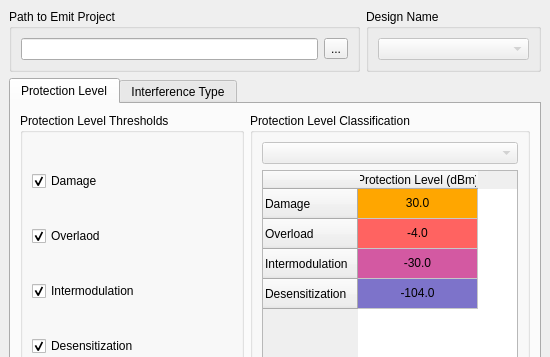
Old version of the form examples/07-EMIT/interference_gui.ui in the repository ansys/pyaedt; both pictures show x 0 to 550 and y 0 to 357 of the 550 by 650 pixel window.
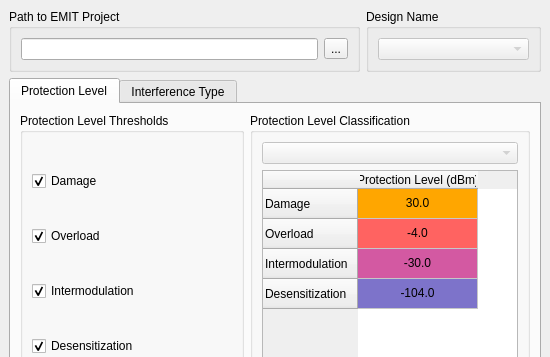
New version of the form.

Patch:
```diff
--- a/examples/07-EMIT/interference_gui.ui
+++ b/examples/07-EMIT/interference_gui.ui
@@ -32,7 +32,7 @@
       <item>
        <widget class="QGroupBox" name="path_box">
         <property name="title">
-         <string>Path to Emit Project</string>
+         <string>Path to EMIT Project</string>
         </property>
         <layout class="QHBoxLayout" name="horizontalLayout_4">
          <item>
@@ -104,7 +104,7 @@
              <item>
               <widget class="QCheckBox" name="overload_check">
                <property name="text">
-                <string>Overlaod</string>
+                <string>Overload</string>
                </property>
                <property name="checked">
                 <bool>true</bool>
```
Left out of the diff: 5 changed lines with no effect on the pictures.
